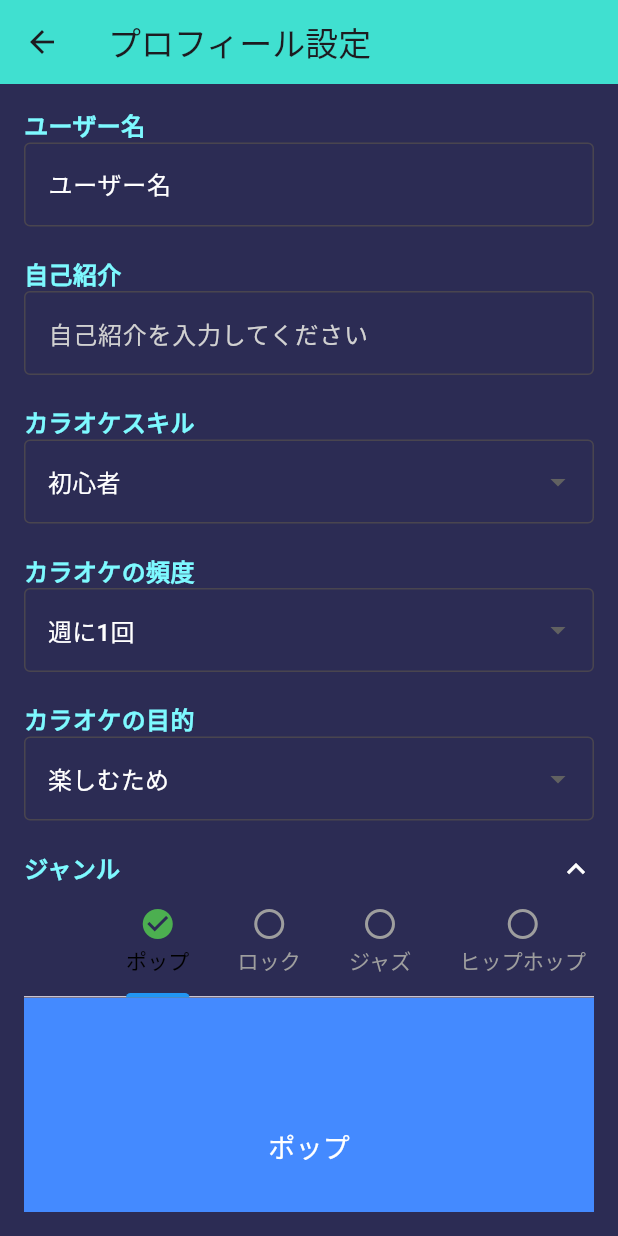
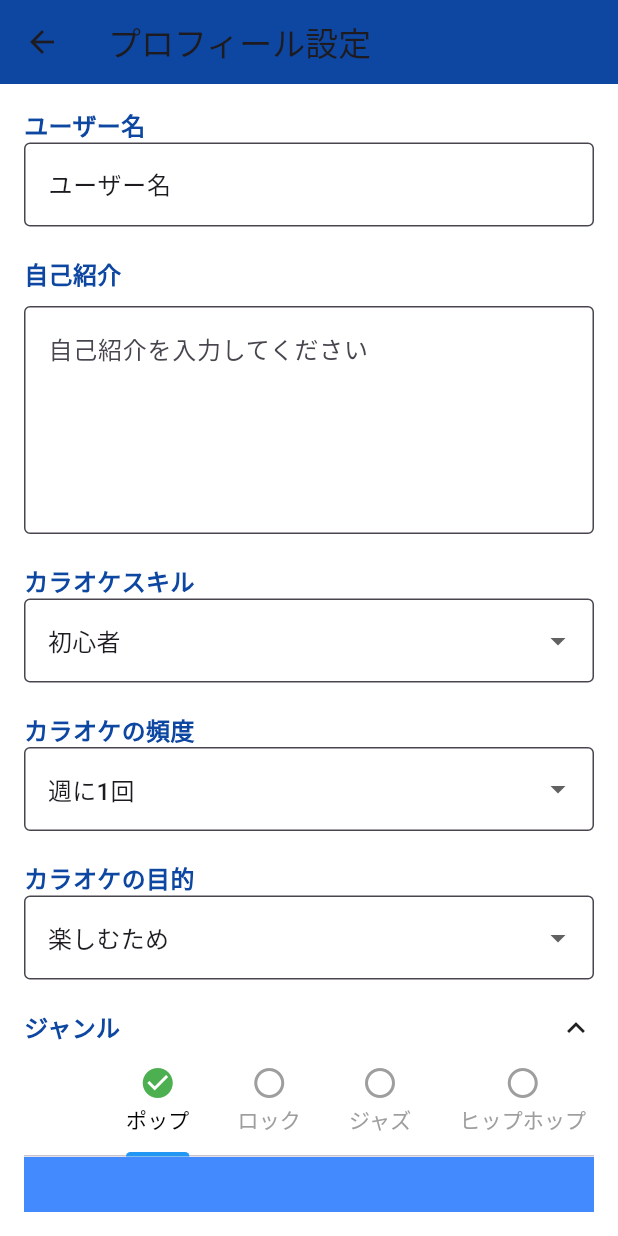
Before and after one commit to tensey3/fa1, a Flutter app: the screen it shows after launch, after a tap on "編集", on a phone screen of 412 x 824 dp. Run offline on Flutter 3.47's test engine with Material 3 defaults, Android fonts, the phone set to English and light mode, and no system bars; our stand-ins replace firebase_core, image_picker; accounts and stored records are empty.

Commit message:
プロフィールのUIをきれいにしました

```diff
--- a/lib/screens/profile/profile_screen.dart
+++ b/lib/screens/profile/profile_screen.dart
@@ -62,11 +62,16 @@ class ProfileScreen extends StatelessWidget {
             children: [
               const ProfileHeader(isEditing: false),
               const SizedBox(height: 20),
-              _buildProfileItem('自己紹介', userProfileProvider.bio, const Color(0xFFF06292)), // ピンク色
+              _buildProfileItem(
+                '自己紹介',
+                userProfileProvider.bio,
+                const Color(0xFFF06292),
+                isCentered: true,
+              ),
               _buildProfileItem('カラオケスキル', userProfileProvider.karaokeSkillLevel, const Color(0xFFF06292)),
               _buildProfileItem('カラオケの頻度', userProfileProvider.karaokeFrequency, const Color(0xFFF06292)),
               _buildProfileItem('カラオケの目的', userProfileProvider.karaokePurpose, const Color(0xFFF06292)),
-              _buildProfileItem('DAM機種', userProfileProvider.selectedDamMachine, const Color(0xFF4DD0E1)), // ターコイズ色
+              _buildProfileItem('DAM機種', userProfileProvider.selectedDamMachine, const Color(0xFF4DD0E1)),
               _buildProfileItem('JOYSOUND機種', userProfileProvider.selectedJoySoundMachine, const Color(0xFFF06292)),
               _buildProfileItem('好きなジャンル', userProfileProvider.favoriteGenres.join(', '), const Color(0xFF4DD0E1)),
               _buildProfileItem('好きな曲', userProfileProvider.favoriteSongs.join(', '), const Color(0xFFF06292)),
@@ -85,20 +90,34 @@ class ProfileScreen extends StatelessWidget {
     );
   }
 
-  Widget _buildProfileItem(String label, String value, Color color) {
+  Widget _buildProfileItem(String label, String value, Color color, {bool isCentered = false}) {
     return Padding(
       padding: const EdgeInsets.symmetric(vertical: 5.0),
-      child: Row(
-        crossAxisAlignment: CrossAxisAlignment.start,
+      child: Column(
+        crossAxisAlignment: isCentered ? CrossAxisAlignment.center : CrossAxisAlignment.start,
         children: [
           Text(
-            '$label: ',
-            style: const TextStyle(fontSize: 16, fontWeight: FontWeight.bold, color: Color(0xFFFF7043)), // 明るいオレンジ
+            '$label:',
+            style: const TextStyle(
+              fontSize: 16,
+              fontWeight: FontWeight.bold,
+              color: Color(0xFFFF7043), // 明るいオレンジ
+            ),
+            textAlign: TextAlign.center,
           ),
-          Expanded(
+          const SizedBox(height: 5),
+          Container(
+            width: isCentered ? 250 : double.infinity, // セレクションの自己紹介と同じサイズ
+            padding: const EdgeInsets.all(8.0),
+            decoration: BoxDecoration(
+              color: Colors.black12, // 枠の黒塗り
+              borderRadius: BorderRadius.circular(8),
+            ),
             child: Text(
               value.isNotEmpty ? value : '未設定',
               style: TextStyle(fontSize: 16, color: color),
+              textAlign: isCentered ? TextAlign.center : TextAlign.left,
+              maxLines: null,
             ),
           ),
         ],
--- a/lib/screens/profile/selection_screen.dart
+++ b/lib/screens/profile/selection_screen.dart
@@ -46,9 +46,9 @@ class SelectionScreenState extends State<SelectionScreen> {
     return Scaffold(
       appBar: AppBar(
         title: const Text('プロフィール設定'),
-        backgroundColor: const Color(0xFF40E0D0), // Turquoise (変更)
+        backgroundColor: Colors.blue[900],
       ),
-      backgroundColor: const Color(0xFF2C2C54), // Dark Navy
+      backgroundColor: Colors.white,
       body: Padding(
         padding: const EdgeInsets.all(16.0),
         child: SingleChildScrollView(
@@ -143,7 +143,7 @@ class SelectionScreenState extends State<SelectionScreen> {
                   },
                   style: ElevatedButton.styleFrom(
                     foregroundColor: Colors.white,
-                    backgroundColor: const Color(0xFFFF4500), // Vivid Red
+                    backgroundColor: Colors.red[800],
                   ),
                   child: const Text('保存'),
                 ),
@@ -159,20 +159,18 @@ class SelectionScreenState extends State<SelectionScreen> {
     return Column(
       crossAxisAlignment: CrossAxisAlignment.start,
       children: [
-        const Text(
+        Text(
           'ユーザー名',
-          style: TextStyle(fontSize: 16, fontWeight: FontWeight.bold, color: Color(0xFF7DF9FF)), // Electric Blue
+          style: TextStyle(fontSize: 16, fontWeight: FontWeight.bold, color: Colors.blue[900]),
         ),
         TextField(
           controller: _userNameController,
           decoration: const InputDecoration(
             border: OutlineInputBorder(),
             filled: true,
-            fillColor: Color(0xFF2C2C54), // Dark Navy
+            fillColor: Colors.white,
             hintText: 'ユーザー名を入力してください',
-            hintStyle: TextStyle(color: Color(0xFFD1D1D1)), // Light Silver
           ),
-          style: const TextStyle(color: Colors.white), // White
         ),
       ],
     );
@@ -182,23 +180,23 @@ class SelectionScreenState extends State<SelectionScreen> {
     return Column(
       crossAxisAlignment: CrossAxisAlignment.start,
       children: [
-        const Text(
+        Text(
           '自己紹介',
-          style: TextStyle(fontSize: 16, fontWeight: FontWeight.bold, color: Color(0xFF7DF9FF)), // Electric Blue
+          style: TextStyle(fontSize: 16, fontWeight: FontWeight.bold, color: Colors.blue[900]),
         ),
+        const SizedBox(height: 10),
         TextField(
           controller: _bioController,
           onChanged: (value) {
             // ここでリスナーに通知する場合、必要に応じて変更可能
           },
+          maxLines: 5, // フィールドの高さを増やす
           decoration: const InputDecoration(
             border: OutlineInputBorder(),
             filled: true,
-            fillColor: Color(0xFF2C2C54), // Dark Navy
+            fillColor: Colors.white,
             hintText: '自己紹介を入力してください',
-            hintStyle: TextStyle(color: Color(0xFFD1D1D1)), // Light Silver
           ),
-          style: const TextStyle(color: Colors.white), // White
         ),
       ],
     );
@@ -215,19 +213,19 @@ class SelectionScreenState extends State<SelectionScreen> {
       children: [
         Text(
           label,
-          style: const TextStyle(fontSize: 16, fontWeight: FontWeight.bold, color: Color(0xFF7DF9FF)), // Electric Blue
+          style: TextStyle(fontSize: 16, fontWeight: FontWeight.bold, color: Colors.blue[900]),
         ),
         DropdownButtonFormField<String>(
           value: value,
           decoration: const InputDecoration(
             border: OutlineInputBorder(),
             filled: true,
-            fillColor: Color(0xFF2C2C54), // Dark Navy
+            fillColor: Colors.white,
           ),
           items: items.map((item) {
             return DropdownMenuItem(
               value: item,
-              child: Text(item, style: const TextStyle(color: Colors.white)), // White
+              child: Text(item),
             );
           }).toList(),
           onChanged: onChanged,
@@ -244,9 +242,9 @@ class SelectionScreenState extends State<SelectionScreen> {
         children: [
           Text(
             label,
-            style: const TextStyle(fontSize: 16, fontWeight: FontWeight.bold, color: Color(0xFF7DF9FF)), // Electric Blue
+            style: TextStyle(fontSize: 16, fontWeight: FontWeight.bold, color: Colors.blue[900]),
           ),
-          Icon(isVisible ? Icons.expand_less : Icons.expand_more, color: Colors.white), // White
+          Icon(isVisible ? Icons.expand_less : Icons.expand_more),
         ],
       ),
     );
```
